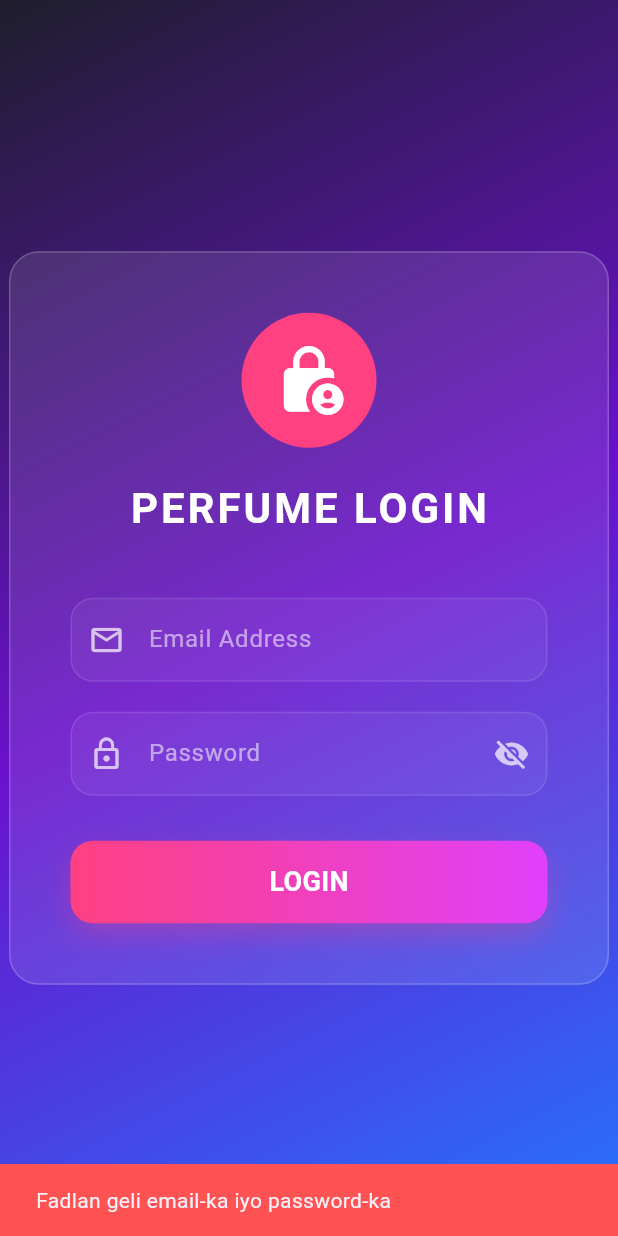
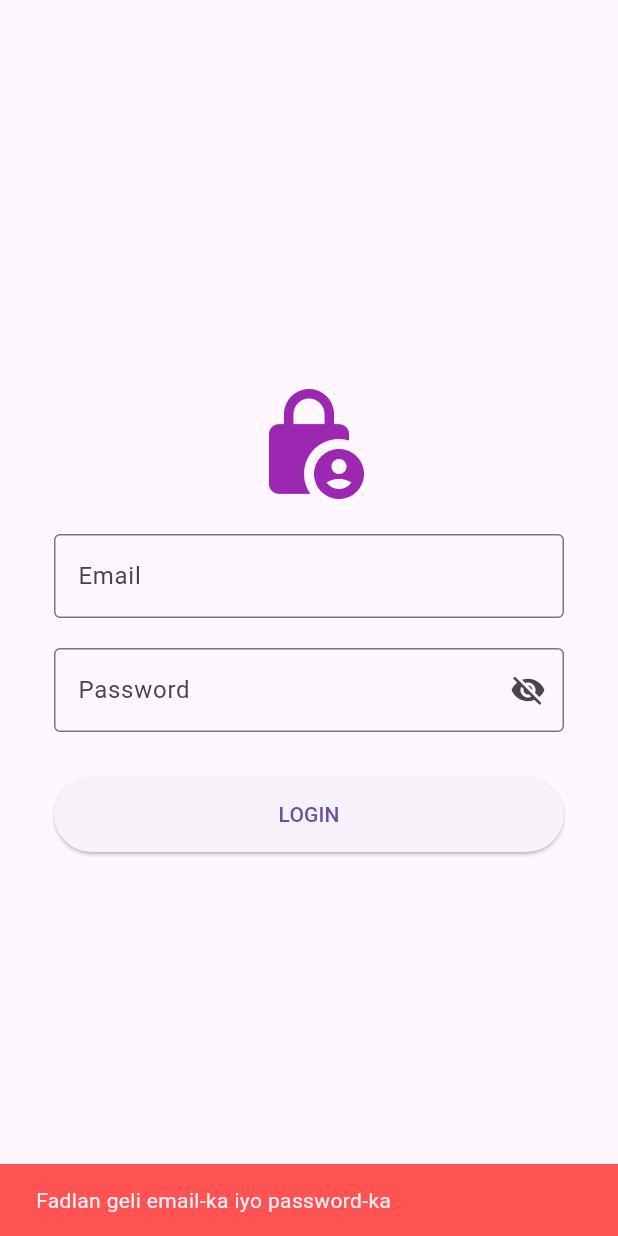
Before and after one commit to ismailahmedadam737/perfume, a Flutter app: the screen it shows after launch, after a tap on "LOGIN", on a phone screen of 412 x 824 dp. Run offline on Flutter 3.47's test engine with Material 3 defaults, Android fonts, the phone set to English and light mode, and no system bars; our stand-ins replace fl_chart, image_picker, pdf, printing.

Commit message:
Waxaan saxay Login logic-ga

```diff
--- a/lib/login_page.dart
+++ b/lib/login_page.dart
@@ -1,6 +1,6 @@
 import 'package:flutter/material.dart';
 import 'package:perfume/services/user_service.dart';
-import 'main.dart';
+import 'package:perfume/main.dart';
 
 class LoginPage extends StatefulWidget {
   const LoginPage({super.key});
@@ -15,7 +15,6 @@ class _LoginPageState extends State<LoginPage> {
   bool _isPasswordVisible = false;
   bool _isLoading = false;
 
-  // --- FUNCTION-KA LOGIN-KA EE CUSUB ---
   Future<void> _handleLogin() async {
     final email = _emailController.text.trim();
     final password = _passwordController.text.trim();
@@ -28,20 +27,27 @@ class _LoginPageState extends State<LoginPage> {
     setState(() => _isLoading = true);
 
     try {
-      // 1. Waxaan u wacaynaa UserService
-      var user = await UserService.loginUser(email, password);
+      var responseData = await UserService.loginUser(email, password);
 
-      if (user != null) {
-        // 2. Halkan waxaan ka soo saaraynaa Role-ka (Admin ama User)
-        // Waxaan u malaynayaa in xogtaada ay u soo dhacayso qaab Map ah
-        String userRole = user['role'] ?? 'User';
+      if (responseData != null) {
+        // SAXID: Halkan ayaan kaga saaraynaa role-ka si sax ah
+        // Waxaan hubinaynaa inuu yahay Map (haddii server-ku soo celiyo hal user)
+        // Haddii server-ku soo celiyo List, waxaan qaadanaynaa element-ka kowaad
+
+        dynamic userRecord = (responseData is List) ? responseData.first : responseData;
+
+        String userRole = 'user'; // Default
+        if (userRecord is Map && userRecord.containsKey('role')) {
+          userRole = userRecord['role'].toString();
+        }
+
+        print("DEBUG: Final Role identified: $userRole");
 
         if (mounted) {
-          // 3. Waxaan u gudbinaynaa HomePage role-ka saxda ah
           Navigator.pushReplacement(
             context,
             MaterialPageRoute(
-              builder: (context) => HomePage(role: userRole),
+              builder: (context) => HomePage(role: userRole.trim().toLowerCase()),
             ),
           );
         }
@@ -49,157 +55,64 @@ class _LoginPageState extends State<LoginPage> {
         _showSnackBar("Email ama Password khaldan!");
       }
     } catch (e) {
-      _showSnackBar("Khalad ayaa dhacay: Isku xidhka server-ka hubi");
-      print("Login Error: $e");
+      _showSnackBar("Khalad ayaa dhacay: $e");
     } finally {
       if (mounted) setState(() => _isLoading = false);
     }
   }
 
   void _showSnackBar(String message) {
+    if (!mounted) return;
     ScaffoldMessenger.of(context).showSnackBar(
-      SnackBar(
-        content: Text(message),
-        backgroundColor: Colors.redAccent,
-      ),
+      SnackBar(content: Text(message), backgroundColor: Colors.redAccent),
     );
   }
 
   @override
   Widget build(BuildContext context) {
     return Scaffold(
-      body: Container(
-        width: double.infinity,
-        height: double.infinity,
-        decoration: const BoxDecoration(
-          gradient: LinearGradient(
-            colors: [Color(0xFF1E1E2D), Color(0xFF6A11CB), Color(0xFF2575FC)],
-            begin: Alignment.topLeft,
-            end: Alignment.bottomRight,
-          ),
-        ),
-        child: Center(
-          child: SingleChildScrollView(
-            child: Container(
-              width: 400,
-              padding: const EdgeInsets.all(40),
-              decoration: BoxDecoration(
-                color: Colors.white.withOpacity(0.1),
-                borderRadius: BorderRadius.circular(20),
-                border: Border.all(color: Colors.white.withOpacity(0.2)),
+      body: Center(
+        child: Container(
+          width: 400,
+          padding: const EdgeInsets.all(30),
+          child: Column(
+            mainAxisAlignment: MainAxisAlignment.center,
+            children: [
+              const Icon(Icons.lock_person, size: 80, color: Colors.purple),
+              const SizedBox(height: 20),
+              TextField(
+                controller: _emailController,
+                decoration: const InputDecoration(labelText: "Email", border: OutlineInputBorder()),
               ),
-              child: Column(
-                mainAxisSize: MainAxisSize.min,
-                children: [
-                  Container(
-                    padding: const EdgeInsets.all(20),
-                    decoration: const BoxDecoration(
-                      color: Colors.pinkAccent,
-                      shape: BoxShape.circle,
+              const SizedBox(height: 20),
+              TextField(
+                controller: _passwordController,
+                obscureText: !_isPasswordVisible,
+                decoration: InputDecoration(
+                  labelText: "Password",
+                  border: const OutlineInputBorder(),
+                  suffixIcon: IconButton(
+                    icon: Icon(_isPasswordVisible ? Icons.visibility : Icons.visibility_off),
+                    onPressed: () => setState(() => _isPasswordVisible = !_isPasswordVisible),
+                  ),
+                ),
+              ),
+              const SizedBox(height: 30),
+              _isLoading
+                  ? const CircularProgressIndicator()
+                  : ElevatedButton(
+                      onPressed: _handleLogin,
+                      style: ElevatedButton.styleFrom(minimumSize: const Size(double.infinity, 50)),
+                      child: const Text("LOGIN"),
                     ),
-                    child: const Icon(Icons.lock_person_rounded, size: 50, color: Colors.white),
-                  ),
-                  const SizedBox(height: 20),
-                  const Text(
-                    "PERFUME LOGIN",
-                    style: TextStyle(
-                      fontSize: 28,
-                      fontWeight: FontWeight.bold,
-                      color: Colors.white,
-                      letterSpacing: 2,
-                    ),
-                  ),
-                  const SizedBox(height: 40),
-                  _buildTextField(
-                    controller: _emailController,
-                    hint: "Email Address",
-                    icon: Icons.email_outlined,
-                  ),
-                  const SizedBox(height: 20),
-                  _buildTextField(
-                    controller: _passwordController,
-                    hint: "Password",
-                    icon: Icons.lock_outline,
-                    isPassword: true,
-                    isVisible: _isPasswordVisible,
-                    onToggleVisibility: () {
-                      setState(() => _isPasswordVisible = !_isPasswordVisible);
-                    },
-                  ),
-                  const SizedBox(height: 30),
-
-                  _isLoading
-                    ? const CircularProgressIndicator(color: Colors.pinkAccent)
-                    : InkWell(
-                        onTap: _handleLogin,
-                        child: _buildLoginButton(),
-                      ),
-                ],
-              ),
-            ),
+            ],
           ),
         ),
       ),
     );
   }
+}
 
-  Widget _buildLoginButton() {
-    return Container(
-      height: 55,
-      width: double.infinity,
-      decoration: BoxDecoration(
-        borderRadius: BorderRadius.circular(15),
-        gradient: const LinearGradient(colors: [Colors.pinkAccent, Colors.purpleAccent]),
-        boxShadow: [
-          BoxShadow(
-            color: Colors.pinkAccent.withOpacity(0.3),
-            blurRadius: 15,
-            offset: const Offset(0, 8),
-          ),
-        ],
-      ),
-      child: const Center(
-        child: Text(
-          "LOGIN",
-          style: TextStyle(color: Colors.white, fontWeight: FontWeight.bold, fontSize: 18),
-        ),
-      ),
-    );
-  }
-
-  Widget _buildTextField({
-    required TextEditingController controller,
-    required String hint,
-    required IconData icon,
-    bool isPassword = false,
-    bool isVisible = false,
-    VoidCallback? onToggleVisibility,
-  }) {
-    return TextField(
-      controller: controller,
-      obscureText: isPassword && !isVisible,
-      style: const TextStyle(color: Colors.white),
-      decoration: InputDecoration(
-        hintText: hint,
-        hintStyle: const TextStyle(color: Colors.white54),
-        prefixIcon: Icon(icon, color: Colors.white70),
-        suffixIcon: isPassword
-            ? IconButton(
-                icon: Icon(isVisible ? Icons.visibility : Icons.visibility_off, color: Colors.white70),
-                onPressed: onToggleVisibility,
-              )
-            : null,
-        filled: true,
-        fillColor: Colors.white.withOpacity(0.05),
-        enabledBorder: OutlineInputBorder(
-          borderRadius: BorderRadius.circular(15),
-          borderSide: BorderSide(color: Colors.white.withOpacity(0.1)),
-        ),
-        focusedBorder: OutlineInputBorder(
-          borderRadius: BorderRadius.circular(15),
-          borderSide: const BorderSide(color: Colors.pinkAccent),
-        ),
-      ),
-    );
-  }
+extension on Map<String, dynamic> {
+  get first => null;
 }
```
